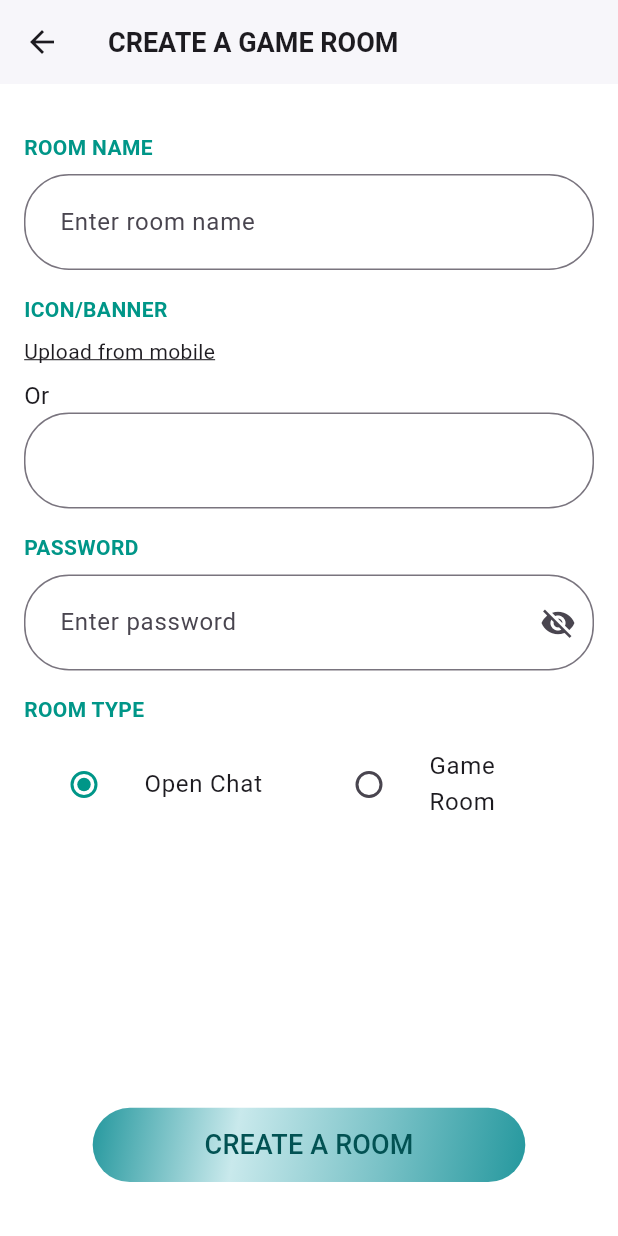
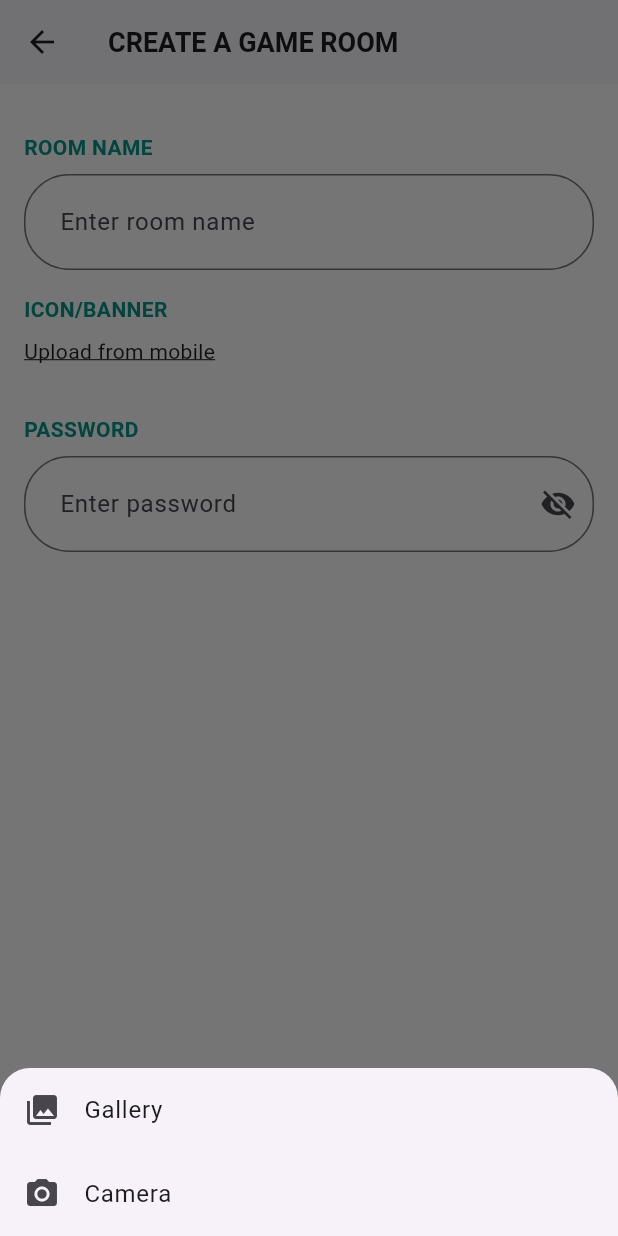
Before and after one commit to muzammil-939/vega, a Flutter app: the HomePage screen opened directly, item 2 of the bottom bar chosen, after a tap on "Upload from mobile", on a phone screen of 412 x 824 dp. Run offline on Flutter 3.47's test engine with Material 3 defaults, Android fonts, the phone set to English and light mode, and no system bars; our stand-ins replace firebase_auth, firebase_core, firebase_database, flutter_riverpod, flutter_svg, image_picker and 1 more; accounts and stored records are empty.

Commit message:
room creation

```diff
--- a/lib/screens/home.dart
+++ b/lib/screens/home.dart
@@ -1,8 +1,13 @@
+import 'dart:io';
+
 import 'package:firebase_auth/firebase_auth.dart';
 import 'package:flutter/material.dart';
+import 'package:image_picker/image_picker.dart';
 import 'package:vega/screens/profile.dart';
 import 'package:vega/screens/room.dart';
 import 'package:vega/screens/room_creation.dart';
+
+import 'custom_room.dart';
 
 class HomePage extends StatefulWidget {
   const HomePage({super.key});
@@ -13,6 +18,12 @@ class HomePage extends StatefulWidget {
 
 class _HomePageState extends State<HomePage> {
   int _selectedIndex = 0;
+  List<Map<String, dynamic>> rooms = [
+    {
+      'name': 'Default Room',
+      'image': 'assets/images/Rectangle_2.png',
+    }
+  ];
 
   // Handle bottom navigation taps
   void _onItemTapped(int index) {
@@ -24,10 +35,17 @@ class _HomePageState extends State<HomePage> {
         // Home (Already on this page)
         break;
       case 1:
-        // Navigate to battle (or any other desired screen)
         Navigator.push(
           context,
-          MaterialPageRoute(builder: (context) => const RoomCreation()),
+          MaterialPageRoute(
+            builder: (context) => RoomCreation(
+              onRoomCreated: (String name, File? image) {
+                setState(() {
+                  rooms.add({'name': name, 'image': image});
+                });
+              },
+            ),
+          ),
         );
         break;
       case 2:
@@ -55,6 +73,7 @@ class _HomePageState extends State<HomePage> {
       backgroundColor: Colors.white,
       body: Stack(
         children: [
+          // Top gradient container with an image
           Container(
             height: screenHeight * 0.46,
             decoration: const BoxDecoration(
@@ -63,10 +82,7 @@ class _HomePageState extends State<HomePage> {
                   Color(0xffffffff),
                   Color(0xffBDE2E4),
                 ],
-                stops: [
-                  0.8,
-                  1.0,
-                ],
+                stops: [0.8, 1.0],
                 begin: Alignment.bottomCenter,
                 end: Alignment.topCenter,
               ),
@@ -81,28 +97,28 @@ class _HomePageState extends State<HomePage> {
               ),
             ),
           ),
-          const SizedBox(
-            height: 10,
-          ),
+
+          // Horizontal scrolling list of popular games
           Positioned(
             top: 100,
+            left: 0,
+            right: 0,
             child: SingleChildScrollView(
               scrollDirection: Axis.horizontal,
+              padding: const EdgeInsets.symmetric(horizontal: 25),
               child: Row(
-                children: [
-                  const SizedBox(width: 25),
-                  _mostPopularGames(context),
-                  const SizedBox(width: 25),
-                  _mostPopularGames(context),
-                  const SizedBox(width: 25),
-                  _mostPopularGames(context),
-                  const SizedBox(width: 25),
-                  _mostPopularGames(context),
-                ],
+                children: List.generate(
+                  4,
+                  (index) => Padding(
+                    padding: const EdgeInsets.only(right: 25),
+                    child: _mostPopularGames(context),
+                  ),
+                ),
               ),
             ),
           ),
 
+          // Bottom section with horizontal ListView of rooms
           Align(
             alignment: Alignment.bottomCenter,
             child: Container(
@@ -110,127 +126,43 @@ class _HomePageState extends State<HomePage> {
               decoration: const BoxDecoration(
                 borderRadius: BorderRadius.only(
                   topRight: Radius.circular(30),
-                    topLeft: Radius.circular(30)),
+                  topLeft: Radius.circular(30),
+                ),
                 gradient: LinearGradient(
                   colors: [
                     Color(0xffffffff),
                     Color(0xffBDE2E4),
                   ],
-                  stops: [
-                    0.8,
-                    1.0,
-                  ],
+                  stops: [0.8, 1.0],
                   begin: Alignment.bottomCenter,
                   end: Alignment.topCenter,
                 ),
               ),
-              child: Align(
-                alignment: Alignment.topCenter,
               child: Padding(
-                  padding: const EdgeInsets.only(top: 50, left: 25),
-                  child: Row(
-                    children: [
-                      Container(
-                        width: screenWidth * 0.45,
-                        height: screenHeight * 0.24,
-                        decoration: BoxDecoration(
-                            color: Color(0x33d5c994),
-                            borderRadius: BorderRadius.circular(25)),
+                padding:
+                    const EdgeInsets.symmetric(horizontal: 25, vertical: 20),
                 child: Column(
                   children: [
-                            Padding(
-                              padding:
-                                  const EdgeInsets.only(top: 10, bottom: 10),
-                              child: Image.asset(
-                                'assets/images/Rectangle_2.png',
-                                width: screenWidth * 0.42,
-                                height: screenWidth * 0.3,
-                              ),
-                            ),
+                    const SizedBox(height: 10),
+                    // Horizontal ListView of rooms with height restricted
                     SizedBox(
-                              width: screenWidth * 0.33,
-                              child: Row(
-                                mainAxisAlignment:
-                                    MainAxisAlignment.spaceBetween,
-                                children: [
-                                  Text("Default Room"),
-                                  Text(
-                                    "#1234",
-                                    style: TextStyle(
-                                      fontSize: 10,
-                                    ),
-                                  )
-                                ],
-                              ),
-                            ),
-                            SizedBox(
-                              height: 5,
-                            ),
-                            SizedBox(
-                              width: screenWidth * 0.35,
-                              child: Row(
-                                mainAxisAlignment:
-                                    MainAxisAlignment.spaceBetween,
-                                children: [
-                                  Row(
-                                    children: [
-                                      Image(
-                                        image: AssetImage(
-                                            'assets/images/Rectangle_3.png'),
-                                      ),
-                                      Icon(Icons.person),
-                                      Text("1/4"),
-                                    ],
-                                  ),
-                                  Container(
-                                    height: screenHeight * 0.025,
-                                    width: screenWidth * 0.125,
-                                    decoration: BoxDecoration(
-                                      gradient: const LinearGradient(
-                                        colors: [
-                                          Color.fromRGBO(37, 152, 158, 100),
-                                          Color.fromRGBO(201, 233, 236, 50),
-                                          Color.fromRGBO(122, 194, 199, 100),
-                                          Color.fromRGBO(37, 152, 158, 100),
-                                        ],
-                                        begin: Alignment.topLeft,
-                                        end: Alignment.bottomRight,
-                                      ),
-                                      borderRadius: BorderRadius.circular(107),
-                                    ),
-                                    child: ElevatedButton(
-                                      onPressed: () {
-                                        Navigator.push(
+                      height: screenHeight * 0.28,
+                      child: ListView.separated(
+                        scrollDirection: Axis.horizontal,
+                        itemCount: rooms.length,
+                        separatorBuilder: (context, index) =>
+                            const SizedBox(width: 20),
+                        itemBuilder: (context, index) {
+                          final room = rooms[index];
+                          return _buildRoomCard(
                             context,
-                                          MaterialPageRoute(
-                                              builder: (context) =>
-                                                  const Room()),
+                            room['name'],
+                            room['image'],
+                            screenWidth,
+                            screenHeight,
+                            index, // Pass index here
                           );
                         },
-                                      style: ElevatedButton.styleFrom(
-                                        backgroundColor: Colors.transparent,
-                                        elevation: 0,
-                                        shape: RoundedRectangleBorder(
-                                          borderRadius:
-                                              BorderRadius.circular(107),
-                                        ),
-                                        padding: EdgeInsets.zero,
-                                      ),
-                                      child: const Center(
-                                        child: Text(
-                                          'Join',
-                                          style: TextStyle(
-                                            fontSize: 14,
-                                            color: Color(0xff025253),
-                                          ),
-                                        ),
-                                      ),
-                                    ),
-                                  ),
-                                ],
-                              ),
-                            ),
-                          ],
                       ),
                     ),
                   ],
@@ -238,35 +170,6 @@ class _HomePageState extends State<HomePage> {
               ),
             ),
           ),
-          ),
-          // Add user info at the bottom of the screen
-          // Positioned(
-          //   bottom: 40, // Position the user info at the bottom
-          //   left: 20,
-          //   right: 20,
-          //   child: Column(
-          //     crossAxisAlignment: CrossAxisAlignment.center,
-          //     children: [
-          //       // Display user's display name
-          //       Text(
-          //         user?.displayName ?? 'No Name Available',
-          //         style: const TextStyle(
-          //           fontSize: 18,
-          //           fontWeight: FontWeight.bold,
-          //         ),
-          //       ),
-          //       const SizedBox(height: 8),
-          //       // Display user's email
-          //       Text(
-          //         user?.email ?? 'No Email Available',
-          //         style: const TextStyle(
-          //           fontSize: 16,
-          //           color: Colors.black54,
-          //         ),
-          //       ),
-          //     ],
-          //   ),
-          // ),
         ],
       ),
       bottomNavigationBar: BottomNavigationBar(
@@ -443,3 +346,103 @@ Widget _mostPopularGames(context) {
     ),
   );
 }
+
+Widget _buildRoomCard(BuildContext context, String name, dynamic image,
+    double screenWidth, double screenHeight, int index) {
+  bool isRoomFull =
+      false; // Replace this with your actual logic to determine if the room is full
+
+  return Container(
+    width: screenWidth * 0.45,
+    height: screenHeight * 0.24,
+    decoration: BoxDecoration(
+      color: const Color(0x33d5c994),
+      borderRadius: BorderRadius.circular(25),
+    ),
+    child: Column(
+      children: [
+        Padding(
+          padding: const EdgeInsets.only(top: 10, bottom: 10),
+          child: image is String
+              ? Image.asset(
+                  image,
+                  width: screenWidth * 0.42,
+                  height: screenWidth * 0.3,
+                )
+              : Container(
+                  height: screenHeight * 0.123,
+                  width: screenWidth * 0.35,
+                  decoration: BoxDecoration(
+                    borderRadius: BorderRadius.circular(20),
+                  ),
+                  child: Image.file(
+                    image as File,
+                    width: screenWidth * 0.42,
+                    height: screenWidth * 0.3,
+                    fit: BoxFit.cover,
+                  ),
+                ),
+        ),
+        SizedBox(
+          width: screenWidth * 0.33,
+          child: Row(
+            mainAxisAlignment: MainAxisAlignment.spaceBetween,
+            children: [
+              Text(name),
+              const Text(
+                "#1234",
+                style: TextStyle(
+                  fontSize: 10,
+                ),
+              ),
+            ],
+          ),
+        ),
+        const SizedBox(height: 5),
+        SizedBox(
+          width: screenWidth * 0.35,
+          child: Row(
+            mainAxisAlignment: MainAxisAlignment.spaceBetween,
+            children: [
+              Row(
+                children: const [
+                  Icon(Icons.person),
+                  Text("1/4"), // Update participant count dynamically
+                ],
+              ),
+              ElevatedButton(
+                onPressed: () {
+                  if (!isRoomFull) {
+                    // Navigate to CustomRoom if the room is not full
+                    Navigator.push(
+                      context,
+                      MaterialPageRoute(
+                        builder: (context) => CustomRoom(
+                          roomName: name,
+                          roomImage: image is File
+                              ? XFile(image.path)
+                              : null, // Pass XFile if it's a File
+                        ),
+                      ),
+                    );
+                  } else {
+                    // Show an error message if the room is full
+                    ScaffoldMessenger.of(context).showSnackBar(
+                      SnackBar(
+                        content: Text(
+                          'Room $name is currently full.',
+                        ),
+                        backgroundColor: Colors.red,
+                      ),
+                    );
+                  }
+                },
+                child: Text(!isRoomFull ? "Join" : "Full"),
+              ),
+            ],
+          ),
+        ),
+      ],
+    ),
+  );
+}
--- a/lib/screens/room.dart
+++ b/lib/screens/room.dart
@@ -158,6 +158,10 @@ class _RoomState extends State<Room> {
           style: TextStyle(
             color: Colors.white,
           ),
+        ),
+        leading: Container(
+          margin: EdgeInsets.symmetric(vertical: 6),
+          child: CircleAvatar(child: Image.asset('')),
         ),
       ),
       resizeToAvoidBottomInset: true,
--- a/lib/screens/room_creation.dart
+++ b/lib/screens/room_creation.dart
@@ -1,7 +1,12 @@
 import 'package:flutter/material.dart';
+import 'package:image_picker/image_picker.dart';
+import 'dart:io';
+import 'custom_room.dart';
 
 class RoomCreation extends StatefulWidget {
-  const RoomCreation({super.key});
+  final Function(String, File?) onRoomCreated; // Callback function
+
+  const RoomCreation({super.key, required this.onRoomCreated});
 
   @override
   State<RoomCreation> createState() => _RoomCreationState();
@@ -10,11 +15,61 @@ class RoomCreation extends StatefulWidget {
 class _RoomCreationState extends State<RoomCreation> {
   bool isPasswordVisible = false;
   String roomType = 'Open Chat'; // Default selected room type
+  final ImagePicker _picker = ImagePicker();
+  XFile? _selectedImage;
+  final TextEditingController roomNameController = TextEditingController();
+
+  // Method to show bottom sheet for image selection
+  void _showImageSourceSheet() {
+    showModalBottomSheet(
+      context: context,
+      shape: const RoundedRectangleBorder(
+        borderRadius: BorderRadius.vertical(
+          top: Radius.circular(20),
+        ),
+      ),
+      builder: (BuildContext context) {
+        return Wrap(
+          children: [
+            ListTile(
+              leading: const Icon(Icons.photo_library),
+              title: const Text('Gallery'),
+              onTap: () async {
+                Navigator.pop(context); // Close the bottom sheet
+                final pickedImage =
+                    await _picker.pickImage(source: ImageSource.gallery);
+                if (pickedImage != null) {
+                  setState(() {
+                    _selectedImage = pickedImage;
+                  });
+                }
+              },
+            ),
+            ListTile(
+              leading: const Icon(Icons.camera_alt),
+              title: const Text('Camera'),
+              onTap: () async {
+                Navigator.pop(context); // Close the bottom sheet
+                final pickedImage =
+                    await _picker.pickImage(source: ImageSource.camera);
+                if (pickedImage != null) {
+                  setState(() {
+                    _selectedImage = pickedImage;
+                  });
+                }
+              },
+            ),
+          ],
+        );
+      },
+    );
+  }
 
   @override
   Widget build(BuildContext context) {
     final screenWidth = MediaQuery.of(context).size.width;
     final screenHeight = MediaQuery.of(context).size.height;
+
     return Scaffold(
       backgroundColor: Colors.white,
       appBar: AppBar(
@@ -31,6 +86,10 @@ class _RoomCreationState extends State<RoomCreation> {
       body: Padding(
         padding: const EdgeInsets.all(16.0),
         child: Column(
+          children: [
+            Expanded(
+              child: SingleChildScrollView(
+                child: Column(
                   crossAxisAlignment: CrossAxisAlignment.start,
                   children: [
                     const SizedBox(height: 16),
@@ -44,6 +103,7 @@ class _RoomCreationState extends State<RoomCreation> {
                     ),
                     const SizedBox(height: 8),
                     TextField(
+                      controller: roomNameController,
                       decoration: InputDecoration(
                         hintText: 'Enter room name',
                         border: OutlineInputBorder(
@@ -51,7 +111,7 @@ class _RoomCreationState extends State<RoomCreation> {
                         ),
                         contentPadding: const EdgeInsets.symmetric(
                           horizontal: 20.0,
-                  vertical: 20.0, // Increased height
+                          vertical: 20.0,
                         ),
                       ),
                     ),
@@ -66,10 +126,7 @@ class _RoomCreationState extends State<RoomCreation> {
                     ),
                     const SizedBox(height: 8),
                     GestureDetector(
-              onTap: () {
-                // Handle image upload here
-                print('Upload from mobile tapped');
-              },
+                      onTap: _showImageSourceSheet,
                       child: const Text(
                         'Upload from mobile',
                         style: TextStyle(
@@ -77,23 +134,14 @@ class _RoomCreationState extends State<RoomCreation> {
                         ),
                       ),
                     ),
-            const SizedBox(height: 8),
-            const Text(
-              'Or',
-              style: TextStyle(
-                fontSize: 16,
-              ),
-            ),
-            TextField(
-              decoration: InputDecoration(
-                hintText: '',
-                border: OutlineInputBorder(
-                  borderRadius: BorderRadius.circular(30.0),
-                ),
-                contentPadding: const EdgeInsets.symmetric(
-                  horizontal: 20.0,
-                  vertical: 20.0, // Increased height
-                ),
+                    const SizedBox(height: 16),
+                    if (_selectedImage != null)
+                      Center(
+                        child: Image.file(
+                          File(_selectedImage!.path),
+                          height: 150,
+                          width: 150,
+                          fit: BoxFit.cover,
                         ),
                       ),
                     const SizedBox(height: 16),
@@ -115,11 +163,13 @@ class _RoomCreationState extends State<RoomCreation> {
                         ),
                         contentPadding: const EdgeInsets.symmetric(
                           horizontal: 20.0,
-                  vertical: 20.0, // Increased height
+                          vertical: 20.0,
                         ),
                         suffixIcon: IconButton(
                           icon: Icon(
-                    isPasswordVisible ? Icons.visibility : Icons.visibility_off,
+                            isPasswordVisible
+                                ? Icons.visibility
+                                : Icons.visibility_off,
                           ),
                           onPressed: () {
                             setState(() {
@@ -129,51 +179,11 @@ class _RoomCreationState extends State<RoomCreation> {
                         ),
                       ),
                     ),
-            const SizedBox(height: 16),
-            const Text(
-              'ROOM TYPE',
-              style: TextStyle(
-                fontSize: 14,
-                fontWeight: FontWeight.bold,
-                color: Colors.teal,
-              ),
-            ),
-            const SizedBox(height: 8),
-            Row(
-              children: [
-                Expanded(
-                  child: ListTile(
-                    title: const Text('Open Chat'),
-                    leading: Radio<String>(
-                      value: 'Open Chat',
-                      groupValue: roomType,
-                      onChanged: (value) {
-                        setState(() {
-                          roomType = value!;
-                        });
-                      },
-                      activeColor: Colors.teal,
+                  ],
                 ),
               ),
             ),
-                Expanded(
-                  child: ListTile(
-                    title: const Text('Game Room'),
-                    leading: Radio<String>(
-                      value: 'Game Room',
-                      groupValue: roomType,
-                      onChanged: (value) {
-                        setState(() {
-                          roomType = value!;
-                        });
-                      },
-                      activeColor: Colors.teal,
-                    ),
-                  ),
-                ),
-              ],
-            ),
-            Spacer(),
+            const SizedBox(height: 16),
             Align(
               alignment: Alignment.bottomCenter,
               child: Container(
@@ -194,8 +204,24 @@ class _RoomCreationState extends State<RoomCreation> {
                 ),
                 child: ElevatedButton(
                   onPressed: () {
-                    // Perform some action
+                    widget.onRoomCreated(
+                        roomNameController.text,
+                        _selectedImage != null
+                            ? File(_selectedImage!.path)
+                            : null);
+                    Navigator.pop(context); // Go back to HomePage
                   },
+                  // onPressed: () {
+                  //   Navigator.push(
+                  //     context,
+                  //     MaterialPageRoute(
+                  //       builder: (context) => CustomRoom(
+                  //         roomName: roomNameController.text,
+                  //         roomImage: _selectedImage,
+                  //       ),
+                  //     ),
+                  //   );
+                  // },
                   style: ElevatedButton.styleFrom(
                     backgroundColor: Colors.transparent,
                     elevation: 0,
```
Also changed, not shown: lib/screens/custom_room.dart (added, +189 -0 lines), 4 other files. Lines whose indentation alone changed are shown as unchanged.
